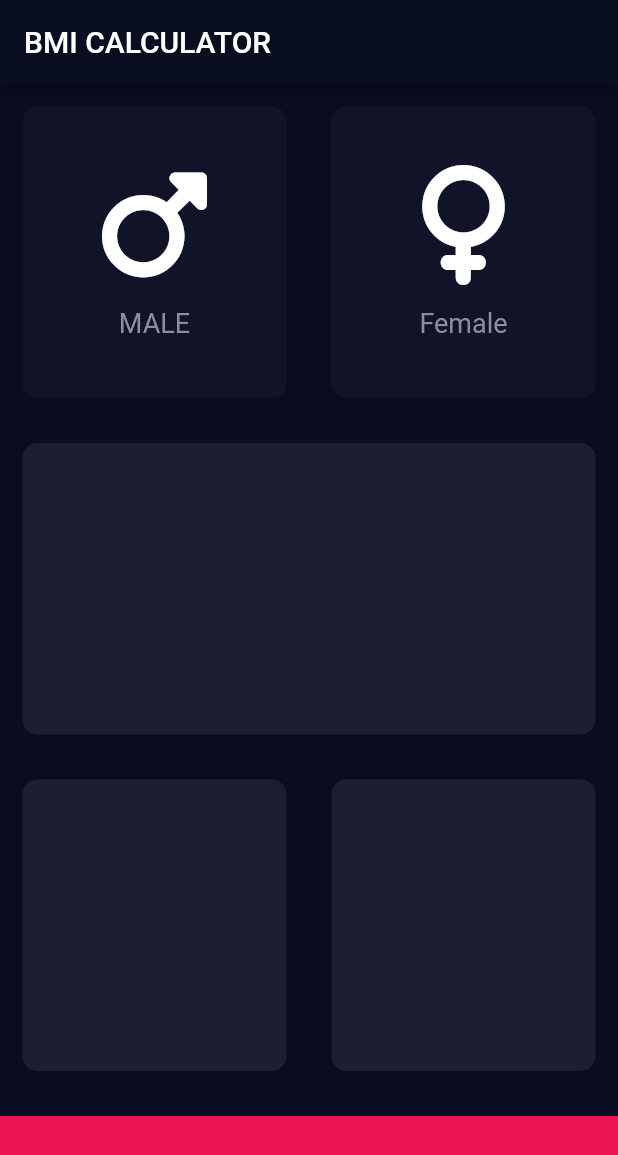
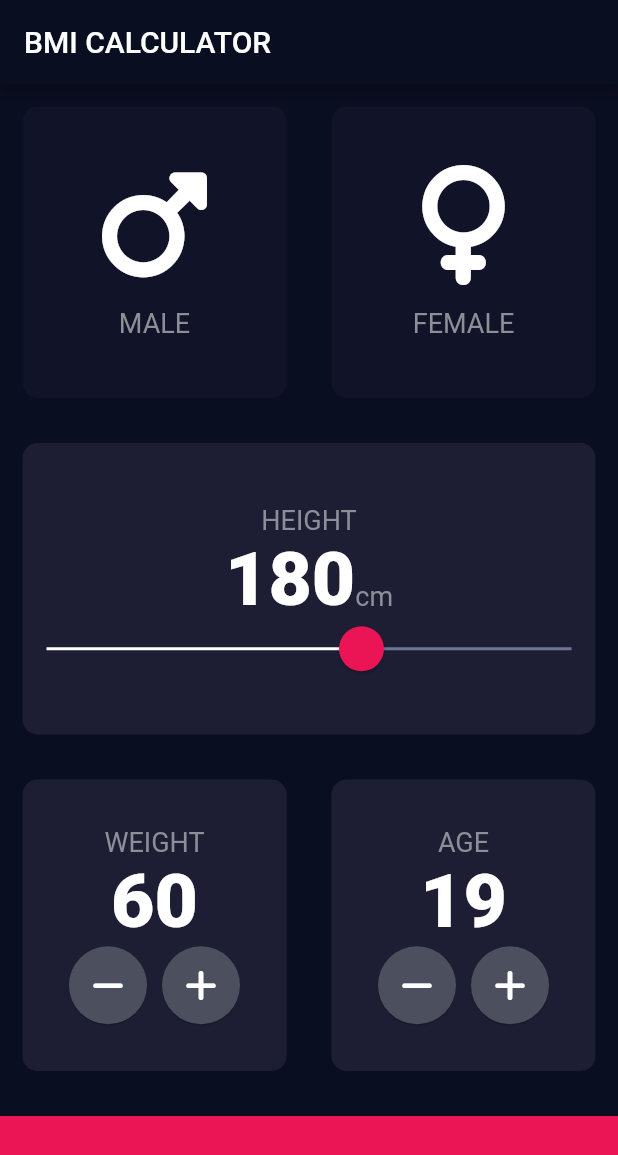
Before and after one commit to sambarannnn/bmi_calculator_app, a Flutter app: the screen it shows after launch, on a phone screen of 412 x 824 dp. Shown: the top 1155 px of the screen. Run offline on Flutter 3.47's test engine with Material 2 defaults, Android fonts, the phone set to English and light mode, and no system bars; our stand-ins replace font_awesome_flutter.

Commit message:
screen 1

```diff
--- /dev/null
+++ b/lib/constants.dart
@@ -0,0 +1,18 @@
+import 'package:flutter/material.dart';
+
+const kLabelTextStyle = TextStyle(
+  fontSize: 18.0,
+  color: Color(0XFF8D8E98),
+);
+const kNumberTextStyle = TextStyle(
+  fontSize: 50,
+  fontWeight: FontWeight.w900,
+);
+const kLargeButtonTextStyle = TextStyle(
+  fontSize: 25.0,
+  fontWeight: FontWeight.bold,
+);
+const double kBottomContainerHeight = 80.0;
+const Color kActiveCardColor = Color(0xFF1D1E33);
+const Color kInactiveCardColor = Color(0xFF111328);
+const Color kBottomContainerColor = Color(0xFFEB1555);
--- a/lib/icon_content.dart
+++ b/lib/icon_content.dart
@@ -1,4 +1,5 @@
 import 'package:flutter/material.dart';
+import 'constants.dart';
 
 class IconContent extends StatelessWidget {
   final IconData icon;
@@ -23,10 +24,7 @@ class IconContent extends StatelessWidget {
         ),
         Text(
           label,
-          style: const TextStyle(
-            fontSize: 18.0,
-            color: Color(0XFF8D8E98),
-          ),
+          style: kLabelTextStyle,
         ),
       ],
     );
--- a/lib/input_page.dart
+++ b/lib/input_page.dart
@@ -2,11 +2,7 @@ import 'package:flutter/material.dart';
 import 'package:font_awesome_flutter/font_awesome_flutter.dart';
 import 'icon_content.dart';
 import 'reusable_card.dart';
-
-const double bottomContainerHeight = 80.0;
-const Color activeCardColor = Color(0xFF1D1E33);
-const Color inactiveCardColor = Color(0xFF111328);
-const Color bottomContainerColor = Color(0xFFEB1555);
+import 'constants.dart';
 
 enum Gender {
   male,
@@ -22,14 +18,16 @@ class InputPage extends StatefulWidget {
 
 class InputPageState extends State<InputPage> {
   Gender? selectedGender;
-
+  int height = 180;
+  int weight = 60;
+  int age = 19;
   @override
   Widget build(BuildContext context) {
     return Scaffold(
         appBar: AppBar(
           title: const Text('BMI CALCULATOR'),
         ),
-        body: Column(children: [
+        body: Column(crossAxisAlignment: CrossAxisAlignment.stretch, children: [
           Expanded(
             child: Row(
               children: [
@@ -41,8 +39,8 @@ class InputPageState extends State<InputPage> {
                       });
                     },
                     color: selectedGender == Gender.male
-                        ? activeCardColor
-                        : inactiveCardColor,
+                        ? kActiveCardColor
+                        : kInactiveCardColor,
                     cardChild: IconContent(
                       icon: FontAwesomeIcons.mars,
                       label: 'MALE',
@@ -57,11 +55,11 @@ class InputPageState extends State<InputPage> {
                       });
                     },
                     color: selectedGender == Gender.female
-                        ? activeCardColor
-                        : inactiveCardColor,
+                        ? kActiveCardColor
+                        : kInactiveCardColor,
                     cardChild: IconContent(
                       icon: FontAwesomeIcons.venus,
-                      label: 'Female',
+                      label: 'FEMALE',
                     ),
                   ),
                 ),
@@ -70,31 +68,182 @@ class InputPageState extends State<InputPage> {
           ),
           Expanded(
             child: Row(
-              children: const [
+              children: [
                 Expanded(
-                  child: ReusableCard(color: activeCardColor),
+                  child: ReusableCard(
+                    color: kActiveCardColor,
+                    cardChild: Column(
+                      mainAxisAlignment: MainAxisAlignment.center,
+                      children: [
+                        Text(
+                          'HEIGHT',
+                          style: kLabelTextStyle,
+                        ),
+                        Row(
+                          mainAxisAlignment: MainAxisAlignment.center,
+                          crossAxisAlignment: CrossAxisAlignment.baseline,
+                          textBaseline: TextBaseline.alphabetic,
+                          children: [
+                            Text(
+                              height.toString(),
+                              style: kNumberTextStyle,
+                            ),
+                            Text('cm', style: kLabelTextStyle),
+                          ],
+                        ),
+                        SliderTheme(
+                          data: SliderTheme.of(context).copyWith(
+                            trackShape: RectangularSliderTrackShape(),
+                            trackHeight: 2,
+                            activeTrackColor: Colors.white,
+                            inactiveTrackColor: Color(0xFF6F7693),
+                            thumbColor: Color(0xFFEB1555),
+                            overlayColor: Color(0x29EB1555),
+                            thumbShape: RoundSliderThumbShape(
+                              enabledThumbRadius: 15,
+                            ),
+                            overlayShape: RoundSliderOverlayShape(
+                              overlayRadius: 16,
+                            ),
+                          ),
+                          child: Slider(
+                            value: height.toDouble(),
+                            min: 120,
+                            max: 220,
+                            onChanged: (double value) {
+                              setState(() {
+                                height = value.toInt();
+                              });
+                            },
+                          ),
+                        ),
+                      ],
+                    ),
+                  ),
                 ),
               ],
             ),
           ),
           Expanded(
             child: Row(
-              children: const [
+              children: [
                 Expanded(
-                  child: ReusableCard(color: activeCardColor),
+                  child: ReusableCard(
+                    color: kActiveCardColor,
+                    cardChild: Column(
+                      mainAxisAlignment: MainAxisAlignment.center,
+                      children: [
+                        Text(
+                          'WEIGHT',
+                          style: kLabelTextStyle,
+                        ),
+                        Text(
+                          weight.toString(),
+                          style: kNumberTextStyle,
+                        ),
+                        Row(
+                          mainAxisAlignment: MainAxisAlignment.center,
+                          children: [
+                            RoundIconButton(
+                              icon: FontAwesomeIcons.minus,
+                              onPressed: () {
+                                setState(() {
+                                  weight--;
+                                });
+                              },
+                            ),
+                            SizedBox(
+                              width: 10,
+                            ),
+                            RoundIconButton(
+                              icon: FontAwesomeIcons.plus,
+                              onPressed: () {
+                                setState(() {
+                                  weight++;
+                                });
+                              },
+                            ),
+                          ],
+                        )
+                      ],
+                    ),
+                  ),
                 ),
                 Expanded(
-                  child: ReusableCard(color: activeCardColor),
+                  child: ReusableCard(
+                    color: kActiveCardColor,
+                    cardChild: Column(
+                      mainAxisAlignment: MainAxisAlignment.center,
+                      children: [
+                        Text(
+                          'AGE',
+                          style: kLabelTextStyle,
+                        ),
+                        Text(
+                          age.toString(),
+                          style: kNumberTextStyle,
+                        ),
+                        Row(
+                          mainAxisAlignment: MainAxisAlignment.center,
+                          children: [
+                            RoundIconButton(
+                              icon: FontAwesomeIcons.minus,
+                              onPressed: () {
+                                setState(() {
+                                  age--;
+                                });
+                              },
+                            ),
+                            SizedBox(
+                              width: 10,
+                            ),
+                            RoundIconButton(
+                              icon: FontAwesomeIcons.plus,
+                              onPressed: () {
+                                setState(() {
+                                  age++;
+                                });
+                              },
+                            ),
+                          ],
+                        )
+                      ],
+                    ),
+                  ),
                 ),
               ],
             ),
           ),
           Container(
             margin: const EdgeInsets.only(top: 15),
-            color: bottomContainerColor,
-            height: bottomContainerHeight,
+            color: kBottomContainerColor,
+            height: kBottomContainerHeight,
             width: double.infinity,
           )
         ]));
   }
 }
+
+class RoundIconButton extends StatelessWidget {
+  RoundIconButton({required this.icon, required this.onPressed});
+
+  final IconData icon;
+  final Function onPressed;
+
+  @override
+  Widget build(BuildContext context) {
+    return RawMaterialButton(
+      elevation: 0.5,
+      onPressed: () {
+        onPressed();
+      },
+      constraints: BoxConstraints.tightFor(
+        width: 52.0,
+        height: 52.0,
+      ),
+      shape: CircleBorder(),
+      fillColor: Color(0xFF4C4F5E),
+      child: Icon(icon),
+    );
+  }
+}
--- a/lib/main.dart
+++ b/lib/main.dart
@@ -13,8 +13,9 @@ class BMICalculator extends StatelessWidget {
       theme: ThemeData.dark().copyWith(
         colorScheme: const ColorScheme.light(
           primary: Color(0xFF0A0E21),
+          secondary: Color(0xFF6F7693),
         ),
-        scaffoldBackgroundColor: const Color(0xFF0A0D22),
+        scaffoldBackgroundColor: const Color(0xFF0A0E21),
       ),
       // theme: ThemeData(
       //   appBarTheme: const AppBarTheme(
```
